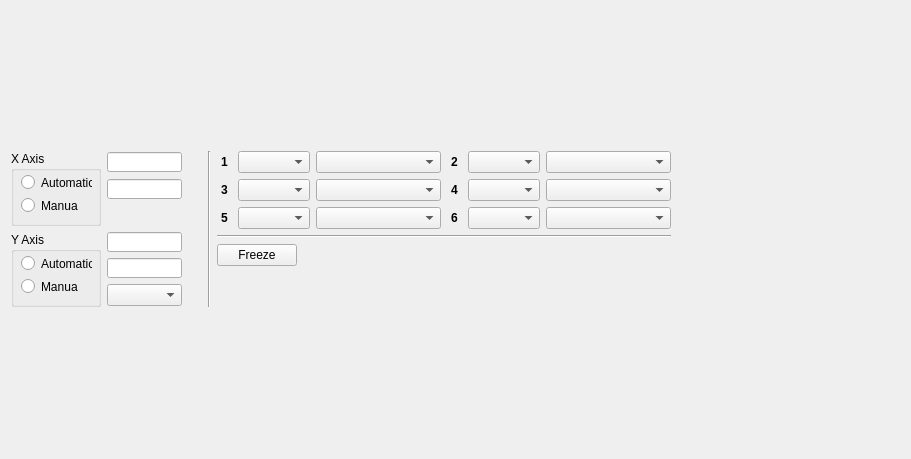
Qt form ui/w_2dplot.ui (JFDuval/flexsea-plan) before a commit.
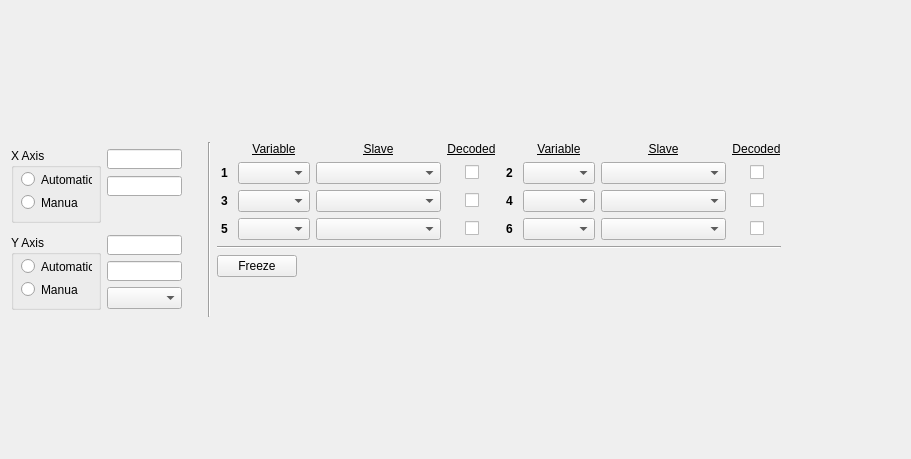
The same form after that commit.

Patch:
```diff
--- a/ui/w_2dplot.ui
+++ b/ui/w_2dplot.ui
@@ -55,7 +55,20 @@
        </item>
        <item row="0" column="1">
         <layout class="QGridLayout" name="gridLayout_7">
-         <item row="0" column="3">
+         <item row="5" column="0" colspan="3">
+          <widget class="QPushButton" name="pushButtonFreeze">
+           <property name="sizePolicy">
+            <sizepolicy hsizetype="Fixed" vsizetype="Fixed">
+             <horstretch>0</horstretch>
+             <verstretch>0</verstretch>
+            </sizepolicy>
+           </property>
+           <property name="text">
+            <string>Freeze</string>
+           </property>
+          </widget>
+         </item>
+         <item row="1" column="6">
           <widget class="QLabel" name="label_t2">
            <property name="sizePolicy">
             <sizepolicy hsizetype="Fixed" vsizetype="Minimum">
@@ -89,22 +102,22 @@
            </property>
           </widget>
          </item>
-         <item row="1" column="4">
+         <item row="2" column="7">
           <widget class="QComboBox" name="cBoxvar4"/>
          </item>
-         <item row="2" column="4">
+         <item row="3" column="7">
           <widget class="QComboBox" name="cBoxvar6"/>
          </item>
-         <item row="0" column="4">
+         <item row="1" column="7">
           <widget class="QComboBox" name="cBoxvar2"/>
          </item>
-         <item row="0" column="1">
-          <widget class="QComboBox" name="cBoxvar1"/>
-         </item>
          <item row="1" column="1">
+          <widget class="QComboBox" name="cBoxvar1"/>
+         </item>
+         <item row="2" column="1">
           <widget class="QComboBox" name="cBoxvar3"/>
          </item>
-         <item row="1" column="0">
+         <item row="2" column="0">
           <widget class="QLabel" name="label_t3">
            <property name="sizePolicy">
             <sizepolicy hsizetype="Fixed" vsizetype="Minimum">
@@ -138,7 +151,7 @@
            </property>
           </widget>
          </item>
-         <item row="0" column="0">
+         <item row="1" column="0">
           <widget class="QLabel" name="label_t1">
            <property name="sizePolicy">
             <sizepolicy hsizetype="Fixed" vsizetype="Minimum">
@@ -172,7 +185,7 @@
            </property>
           </widget>
          </item>
-         <item row="1" column="3">
+         <item row="2" column="6">
           <widget class="QLabel" name="label_t4">
            <property name="sizePolicy">
             <sizepolicy hsizetype="Fixed" vsizetype="Minimum">
@@ -206,10 +219,10 @@
            </property>
           </widget>
          </item>
-         <item row="2" column="1">
+         <item row="3" column="1">
           <widget class="QComboBox" name="cBoxvar5"/>
          </item>
-         <item row="2" column="3">
+         <item row="3" column="6">
           <widget class="QLabel" name="label_t6">
            <property name="sizePolicy">
             <sizepolicy hsizetype="Fixed" vsizetype="Minimum">
@@ -243,7 +256,7 @@
            </property>
           </widget>
          </item>
-         <item row="1" column="5">
+         <item row="2" column="8">
           <widget class="QComboBox" name="cBoxvar4slave">
            <property name="sizePolicy">
             <sizepolicy hsizetype="Fixed" vsizetype="Fixed">
@@ -259,7 +272,7 @@
            </property>
           </widget>
          </item>
-         <item row="1" column="2">
+         <item row="2" column="2">
           <widget class="QComboBox" name="cBoxvar3slave">
            <property name="sizePolicy">
             <sizepolicy hsizetype="Fixed" vsizetype="Fixed">
@@ -275,7 +288,7 @@
            </property>
           </widget>
          </item>
-         <item row="2" column="0">
+         <item row="3" column="0">
           <widget class="QLabel" name="label_t5">
            <property name="sizePolicy">
             <sizepolicy hsizetype="Fixed" vsizetype="Minimum">
@@ -309,7 +322,7 @@
            </property>
           </widget>
          </item>
-         <item row="0" column="2">
+         <item row="1" column="2">
           <widget class="QComboBox" name="cBoxvar1slave">
            <property name="sizePolicy">
             <sizepolicy hsizetype="Fixed" vsizetype="Fixed">
@@ -325,7 +338,7 @@
            </property>
           </widget>
          </item>
-         <item row="2" column="2">
+         <item row="3" column="2">
           <widget class="QComboBox" name="cBoxvar5slave">
            <property name="sizePolicy">
             <sizepolicy hsizetype="Fixed" vsizetype="Fixed">
@@ -341,7 +354,7 @@
            </property>
           </widget>
          </item>
-         <item row="0" column="5">
+         <item row="1" column="8">
           <widget class="QComboBox" name="cBoxvar2slave">
            <property name="sizePolicy">
             <sizepolicy hsizetype="Fixed" vsizetype="Fixed">
@@ -357,7 +370,7 @@
            </property>
           </widget>
          </item>
-         <item row="2" column="5">
+         <item row="3" column="8">
           <widget class="QComboBox" name="cBoxvar6slave">
            <property name="sizePolicy">
             <sizepolicy hsizetype="Fixed" vsizetype="Fixed">
@@ -373,26 +386,97 @@
            </property>
           </widget>
          </item>
-         <item row="3" column="0" colspan="6">
+         <item row="0" column="2">
+          <widget class="QLabel" name="label_2">
+           <property name="text">
+            <string>&lt;html&gt;&lt;head/&gt;&lt;body&gt;&lt;p align=&quot;center&quot;&gt;&lt;span style=&quot; text-decoration: underline;&quot;&gt;Slave&lt;/span&gt;&lt;/p&gt;&lt;/body&gt;&lt;/html&gt;</string>
+           </property>
+          </widget>
+         </item>
+         <item row="0" column="1">
+          <widget class="QLabel" name="label">
+           <property name="text">
+            <string>&lt;html&gt;&lt;head/&gt;&lt;body&gt;&lt;p align=&quot;center&quot;&gt;&lt;span style=&quot; text-decoration: underline;&quot;&gt;Variable&lt;/span&gt;&lt;/p&gt;&lt;/body&gt;&lt;/html&gt;</string>
+           </property>
+          </widget>
+         </item>
+         <item row="0" column="3" colspan="3">
+          <widget class="QLabel" name="label_3">
+           <property name="text">
+            <string>&lt;html&gt;&lt;head/&gt;&lt;body&gt;&lt;p align=&quot;center&quot;&gt;&lt;span style=&quot; text-decoration: underline;&quot;&gt;Decoded&lt;/span&gt;&lt;/p&gt;&lt;/body&gt;&lt;/html&gt;</string>
+           </property>
+          </widget>
+         </item>
+         <item row="2" column="4">
+          <widget class="QCheckBox" name="checkBoxD3">
+           <property name="text">
+            <string/>
+           </property>
+          </widget>
+         </item>
+         <item row="3" column="4">
+          <widget class="QCheckBox" name="checkBoxD5">
+           <property name="text">
+            <string/>
+           </property>
+          </widget>
+         </item>
+         <item row="1" column="10">
+          <widget class="QCheckBox" name="checkBoxD2">
+           <property name="text">
+            <string/>
+           </property>
+          </widget>
+         </item>
+         <item row="0" column="7">
+          <widget class="QLabel" name="label_4">
+           <property name="text">
+            <string>&lt;html&gt;&lt;head/&gt;&lt;body&gt;&lt;p align=&quot;center&quot;&gt;&lt;span style=&quot; text-decoration: underline;&quot;&gt;Variable&lt;/span&gt;&lt;/p&gt;&lt;/body&gt;&lt;/html&gt;</string>
+           </property>
+          </widget>
+         </item>
+         <item row="1" column="4">
+          <widget class="QCheckBox" name="checkBoxD1">
+           <property name="text">
+            <string/>
+           </property>
+          </widget>
+         </item>
+         <item row="0" column="8">
+          <widget class="QLabel" name="label_5">
+           <property name="text">
+            <string>&lt;html&gt;&lt;head/&gt;&lt;body&gt;&lt;p align=&quot;center&quot;&gt;&lt;span style=&quot; text-decoration: underline;&quot;&gt;Slave&lt;/span&gt;&lt;/p&gt;&lt;/body&gt;&lt;/html&gt;</string>
+           </property>
+          </widget>
+         </item>
+         <item row="0" column="9" colspan="3">
+          <widget class="QLabel" name="label_6">
+           <property name="text">
+            <string>&lt;html&gt;&lt;head/&gt;&lt;body&gt;&lt;p align=&quot;center&quot;&gt;&lt;span style=&quot; text-decoration: underline;&quot;&gt;Decoded&lt;/span&gt;&lt;/p&gt;&lt;/body&gt;&lt;/html&gt;</string>
+           </property>
+          </widget>
+         </item>
+         <item row="2" column="10">
+          <widget class="QCheckBox" name="checkBoxD4">
+           <property name="text">
+            <string/>
+           </property>
+          </widget>
+         </item>
+         <item row="3" column="10">
+          <widget class="QCheckBox" name="checkBoxD6">
+           <property name="text">
+            <string/>
+           </property>
+          </widget>
+         </item>
+         <item row="4" column="0" colspan="12">
           <widget class="Line" name="line">
            <property name="orientation">
             <enum>Qt::Horizontal</enum>
            </property>
           </widget>
          </item>
-         <item row="4" column="0" colspan="3">
-          <widget class="QPushButton" name="pushButtonFreeze">
-           <property name="sizePolicy">
-            <sizepolicy hsizetype="Fixed" vsizetype="Fixed">
-             <horstretch>0</horstretch>
-             <verstretch>0</verstretch>
-            </sizepolicy>
-           </property>
-           <property name="text">
-            <string>Freeze</string>
-           </property>
-          </widget>
-         </item>
         </layout>
        </item>
        <item row="0" column="0" rowspan="2">
```
Left out of the diff: 14 changed lines with no effect on the pictures.
